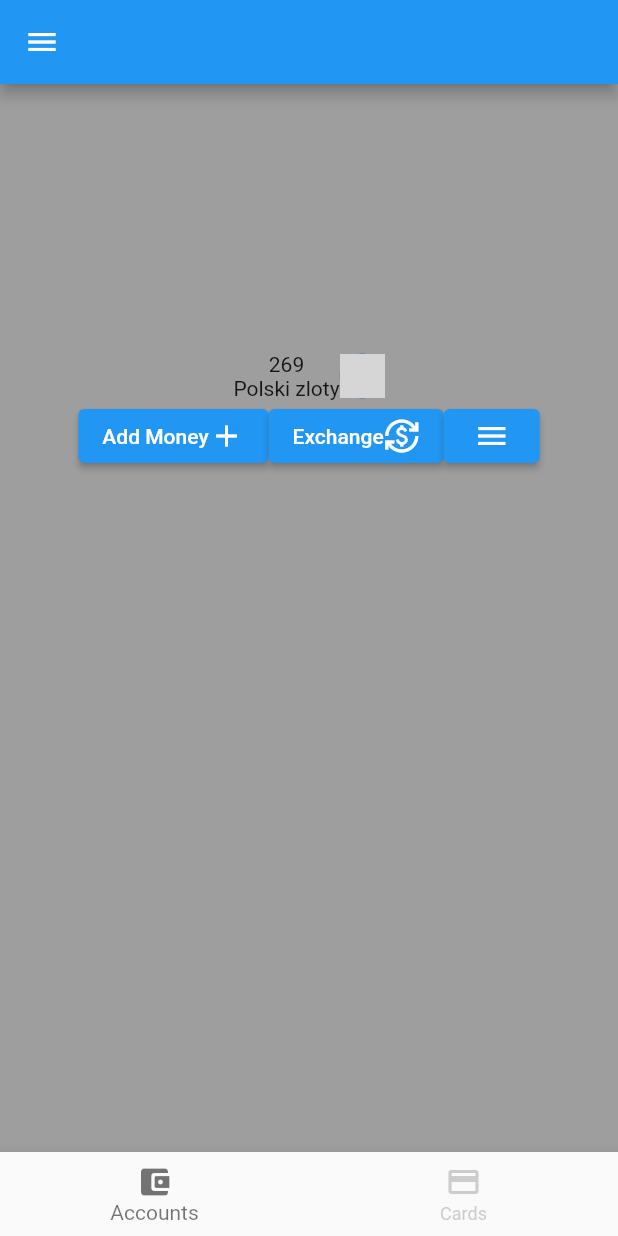
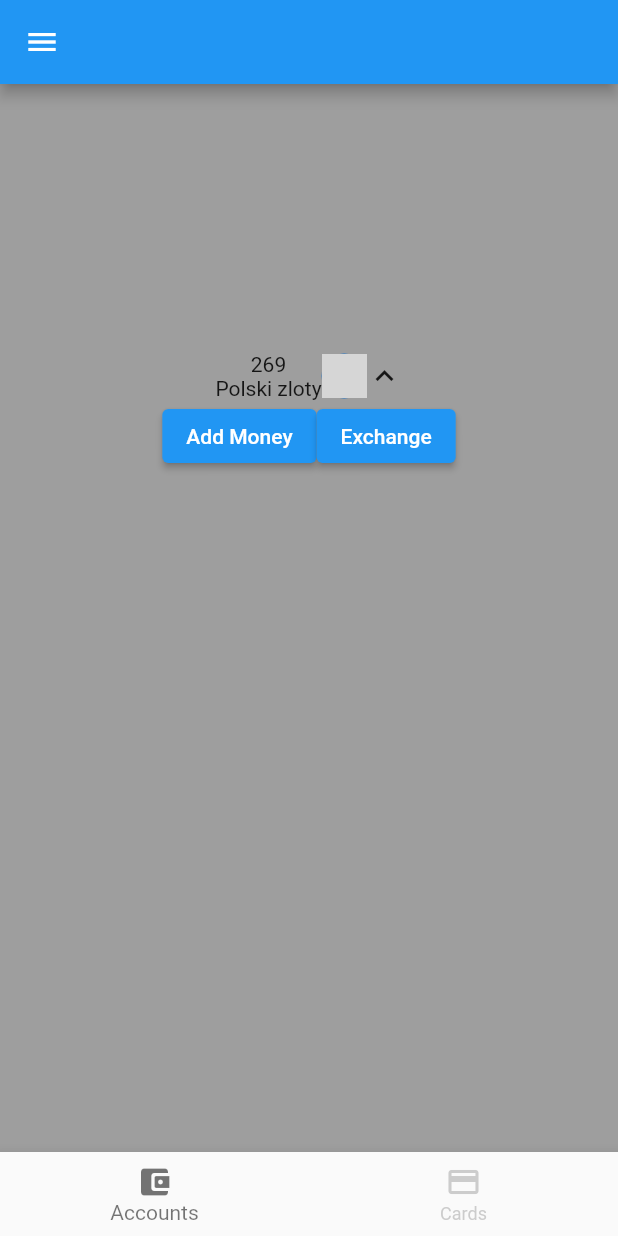
Before and after one commit to mateusz-glejzer/BankAppFlutter, a Flutter app: the screen it shows after launch, on a phone screen of 412 x 824 dp. Run offline on Flutter 3.47's test engine with Material 2 defaults, Android fonts, the phone set to English and light mode, and no system bars; network calls fail; grey boxes are pictures that could not be loaded.

Commit message:
add button with animation for accountList

```diff
--- a/bank_app/lib/screen/accounts/accountPanel.dart
+++ b/bank_app/lib/screen/accounts/accountPanel.dart
@@ -11,10 +11,19 @@ class AccountPanel extends StatefulWidget {
       _AccountPanelState(_accountPanelViewModel);
 }
 
-class _AccountPanelState extends State<AccountPanel> {
+class _AccountPanelState extends State<AccountPanel> with TickerProviderStateMixin {
   AccountPanelViewModel _accountPanelViewModel;
   _AccountPanelState(this._accountPanelViewModel);
   String _defaultFlag = "bank_app/web/icons/money-sack.png";
+  late AnimationController _controller;
+
+  @override
+  void initState()
+  {
+    super.initState();
+    _controller = AnimationController(vsync: this, duration: Duration(milliseconds: 100));
+  }
+  bool isAccountListOpen = false;
 
   @override
   Widget build(BuildContext context) {
@@ -31,27 +40,26 @@ class _AccountPanelState extends State<AccountPanel> {
               radius: 15,
               backgroundImage: AssetImage(CountryFlagMap
                       .countryFlag[_accountPanelViewModel.currencyCode] ??
-                  _defaultFlag))
+                  _defaultFlag)),
+          GestureDetector(onTap: (){
+            if (isAccountListOpen) {
+            _controller.reverse();
+            } else {
+              _controller.forward();
+            }
+            isAccountListOpen = !isAccountListOpen;
+
+          },child: RotationTransition(
+        turns: Tween(begin: 0.0, end: isAccountListOpen ? 0.5 : 0.0).animate(_controller),
+        child: Icon(Icons.keyboard_arrow_up),))
         ],
       ),
-      Row(
-        children: [
+      Row(children: [
+        ElevatedButton(onPressed: () {}, child: Text("Add Money")),
         ElevatedButton(
           onPressed: () {},
-          child: Row(
-            children: [Text("Add Money"), Icon(Icons.add)],
-          ),
+          child: Text("Exchange"),
         ),
-        ElevatedButton(
-          onPressed: () {},
-          child: Row(
-            children: [Text("Exchange"), Icon(Icons.currency_exchange)],
-          ),
-        ),
-        ElevatedButton(
-          onPressed: () {},
-          child: Icon(Icons.menu),
-        )
       ]),
     ]);
   }
```
Also changed, not shown: bank_app/lib/screen/accounts/accountList.dart (added).
